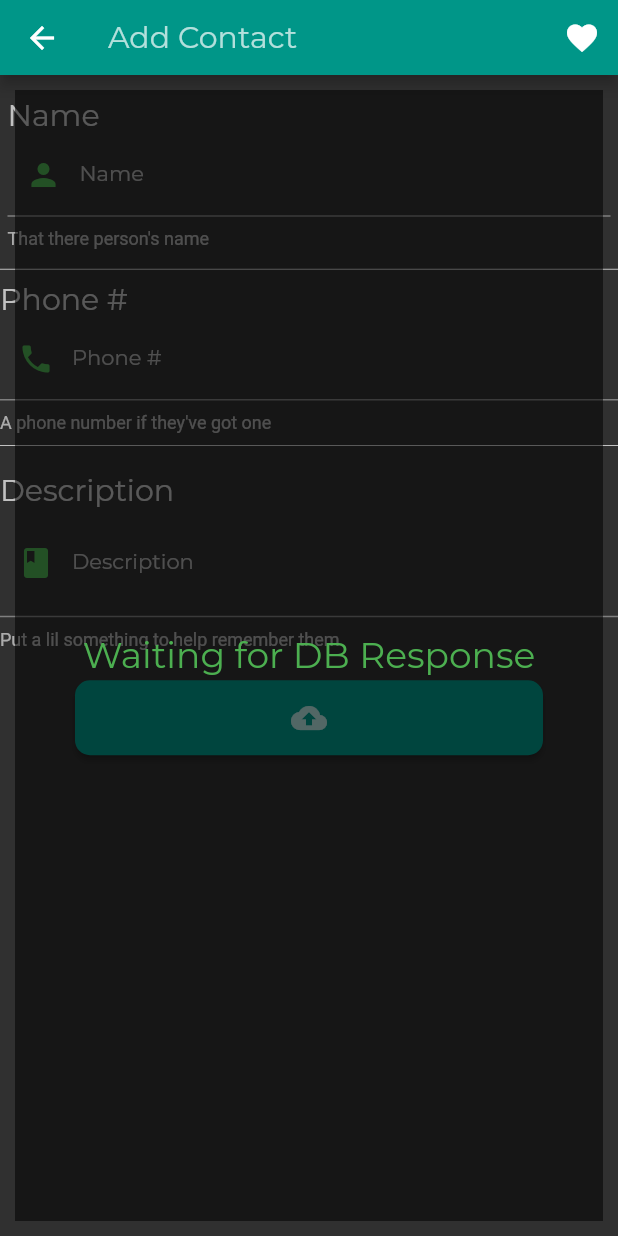
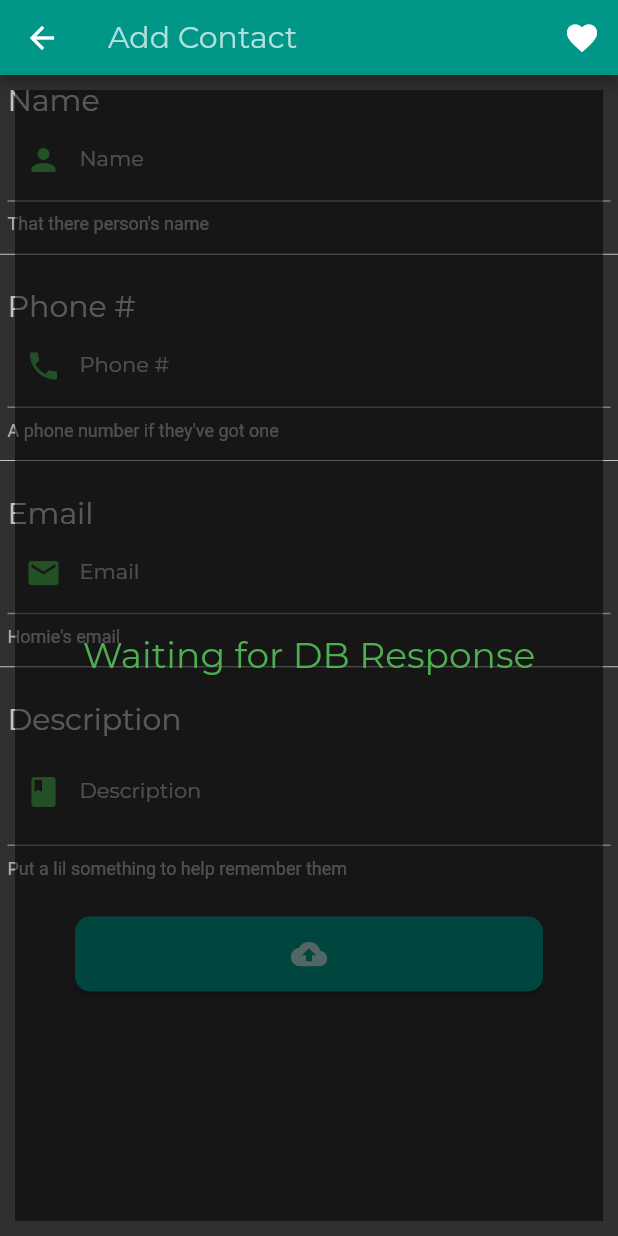
Before and after one commit to AneeshSaripalli/socialite, a Flutter app: the ModifyContactPage screen opened directly with empty values, after a tap on the "cloud upload" icon, on a phone screen of 412 x 824 dp. Run offline on Flutter 3.47's test engine with Material 2 defaults, Android fonts, the phone set to English and light mode, and no system bars; our stand-ins replace cloud_firestore, google_sign_in, random_string; accounts and stored records are empty; project files that could hold a hidden picture were left out.

```diff
--- a/lib/models/contact.dart
+++ b/lib/models/contact.dart
@@ -7,6 +7,7 @@ class Contact {
   final String description;
   final String phoneNumber;
   final String id;
+  final String email;
 
   Contact(
       {@required this.id,
@@ -14,7 +15,8 @@ class Contact {
       @required this.firstName,
       @required this.lastName,
       @required this.description,
-      @required this.phoneNumber});
+      @required this.phoneNumber,
+      @required this.email});
 
   Contact.fromMap(Map<String, dynamic> data)
       : this(
@@ -24,6 +26,7 @@ class Contact {
           description: data['desc'],
           phoneNumber: data['number'],
           name: data['name'],
+          email: data['email'],
         );
 
   Map<String, dynamic> toMap() {
@@ -34,6 +37,7 @@ class Contact {
       "desc": description,
       "number": phoneNumber,
       "name": name,
+      "email": email,
     };
   }
 }
--- a/lib/pages/modify_contact.dart
+++ b/lib/pages/modify_contact.dart
@@ -23,6 +23,7 @@ class _ModifyContactPageState extends State<ModifyContactPage> {
   InfoFieldMultiLine _nameField; // contains full name of contact
   InfoFieldMultiLine _phoneField; // contains phone number for contact
   InfoFieldMultiLine _descriptionField; // contains description of person
+  InfoFieldMultiLine _emailField;
 
   // state variables related to FirestoreDB transaction status
   bool waitingOnDBResponse =
@@ -51,6 +52,8 @@ class _ModifyContactPageState extends State<ModifyContactPage> {
         ? FirestoreDB().generateContactID()
         : widget.contact.id;
 
+    String email = _emailField.info;
+
     Contact contact = Contact(
       name: name,
       description: desc,
@@ -58,6 +61,7 @@ class _ModifyContactPageState extends State<ModifyContactPage> {
       lastName: lastName,
       id: contactID,
       phoneNumber: phoneNumber,
+      email: email,
     );
 
     print(contact.toMap());
@@ -109,6 +113,16 @@ class _ModifyContactPageState extends State<ModifyContactPage> {
       prefixIcon: Icons.person,
       initialText: widget.contact.firstName + " " + widget.contact.lastName,
     );
+    _emailField = InfoFieldMultiLine(
+      inputLabelString: "Enter Email.",
+      labelString: "Email",
+      textInputType: TextInputType.emailAddress,
+      hintString: "johndoe@gmail.com",
+      helperString: "Homie's email",
+      textCapitalization: TextCapitalization.words,
+      prefixIcon: Icons.email,
+      initialText: widget.contact.email,
+    );
   }
 
   void _initialInputFieldsWithoutInitialValues() {
@@ -139,6 +153,15 @@ class _ModifyContactPageState extends State<ModifyContactPage> {
       helperString: "That there person's name",
       textCapitalization: TextCapitalization.words,
       prefixIcon: Icons.person,
+    );
+    _emailField = InfoFieldMultiLine(
+      inputLabelString: "Enter Email.",
+      labelString: "Email",
+      textInputType: TextInputType.text,
+      hintString: "johndoe@gmail.com",
+      helperString: "Homie's email",
+      textCapitalization: TextCapitalization.words,
+      prefixIcon: Icons.email,
     );
   }
 
@@ -171,14 +194,26 @@ class _ModifyContactPageState extends State<ModifyContactPage> {
       children: <Widget>[
         Container(
           child: _nameField,
-          margin: EdgeInsets.only(top: 10),
           padding: EdgeInsets.all(5),
         ),
         Divider(color: Colors.white70),
-        _phoneField,
+        SizedBox(height: 10),
+        Container(
+          child: _phoneField,
+          padding: EdgeInsets.all(5),
+        ),
         Divider(color: Colors.white70),
         SizedBox(height: 10),
-        _descriptionField,
+        Container(
+          child: _emailField,
+          padding: EdgeInsets.all(5),
+        ),
+        Divider(color: Colors.white70),
+        SizedBox(height: 10),
+        Container(
+          child: _descriptionField,
+          padding: EdgeInsets.all(5),
+        ),
         Container(
           child: SizedBox(
             child: _buildSubmitButton(context),
```
Also changed, not shown: lib/pages/search_page.dart (+22 -11 lines), lib/widgets/search_tile.dart (+7 -10 lines).
